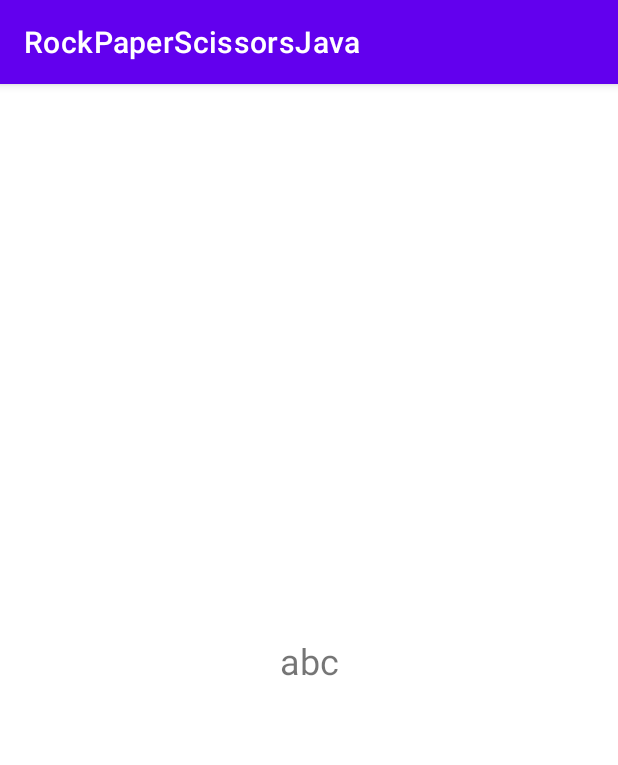
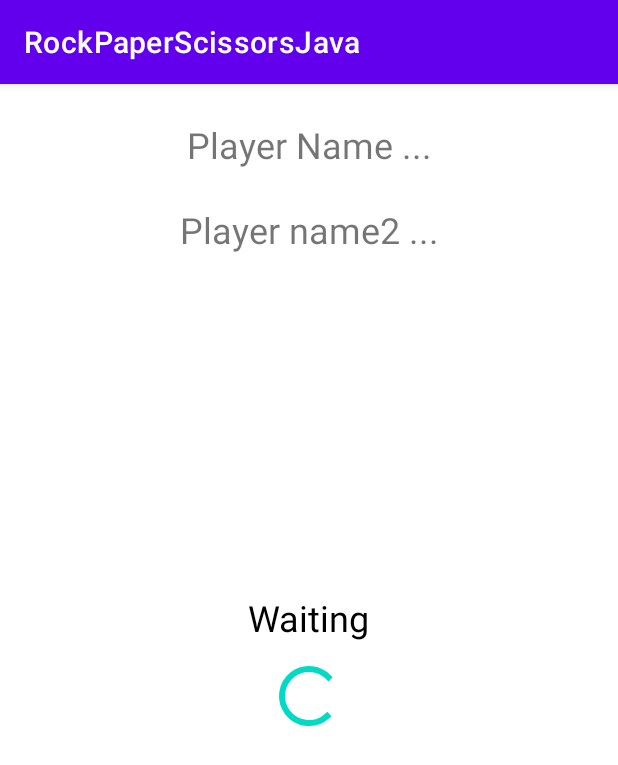
Before and after one commit to feras272/RockPaperScissorsJava, an Android app: the screen it shows after launch (MainActivity), on a phone screen of 412 x 824 dp. Shown: the top 765 px of the screen. Run offline under Robolectric (Android 15) with nearby library versions, the phone set to English and light mode, and no system bars.

Commit message:
adding layout to main activity

```diff
--- a/app/src/main/java/com/ferasdev/rockpaperscissorsjava/MainActivity.java
+++ b/app/src/main/java/com/ferasdev/rockpaperscissorsjava/MainActivity.java
@@ -11,6 +11,8 @@ public class MainActivity extends AppCompatActivity {
         super.onCreate(savedInstanceState);
         setContentView(R.layout.activity_main);
 
+
+
     }
 
 }
--- a/app/src/main/res/layout/activity_main.xml
+++ b/app/src/main/res/layout/activity_main.xml
@@ -7,13 +7,55 @@
     tools:context=".MainActivity">
 
     <TextView
+        android:id="@+id/tv_player_name1"
         android:layout_width="wrap_content"
         android:layout_height="wrap_content"
-        android:text="abc"
+        android:text="@string/player_name"
         android:textSize="24sp"
+        android:layout_marginTop="24dp"
+        android:layout_marginHorizontal="24dp"
+        app:layout_constraintEnd_toEndOf="parent"
         app:layout_constraintStart_toStartOf="parent"
-        app:layout_constraintTop_toTopOf="parent"
+        app:layout_constraintTop_toTopOf="parent" />
+
+    <TextView
+        android:id="@+id/tv_player_name2"
+        android:layout_width="wrap_content"
+        android:layout_height="wrap_content"
+        android:text="@string/player_name2"
+        android:textSize="24sp"
+        android:layout_marginTop="24dp"
+        android:layout_marginHorizontal="24dp"
         app:layout_constraintEnd_toEndOf="parent"
-        app:layout_constraintBottom_toBottomOf="parent"/>
+        app:layout_constraintStart_toStartOf="parent"
+        app:layout_constraintTop_toBottomOf="@+id/tv_player_name1" />
+
+    <androidx.constraintlayout.widget.Guideline
+        android:id="@+id/guideline_activity_main"
+        android:layout_width="wrap_content"
+        android:layout_height="wrap_content"
+        android:orientation="horizontal"
+        app:layout_constraintGuide_percent="0.5"/>
+
+    <TextView
+        android:id="@+id/tv_waiting"
+        android:layout_width="wrap_content"
+        android:layout_height="wrap_content"
+        app:layout_constraintStart_toStartOf="parent"
+        android:text="@string/waiting"
+        android:textSize="24sp"
+        android:textColor="@color/black"
+        android:layout_marginBottom="12dp"
+        app:layout_constraintBottom_toTopOf="@+id/guideline_activity_main"
+        app:layout_constraintEnd_toEndOf="parent"/>
+
+    <ProgressBar
+        android:id="@+id/progress_bar_main_activity"
+        android:layout_width="wrap_content"
+        android:layout_height="wrap_content"
+        app:layout_constraintStart_toStartOf="parent"
+        app:layout_constraintTop_toBottomOf="@+id/guideline_activity_main"
+        app:layout_constraintEnd_toEndOf="parent"
+        />
 
 </androidx.constraintlayout.widget.ConstraintLayout>
--- a/app/src/main/res/values/strings.xml
+++ b/app/src/main/res/values/strings.xml
@@ -1,3 +1,6 @@
 <resources>
     <string name="app_name">RockPaperScissorsJava</string>
+    <string name="player_name">Player Name ...</string>
+    <string name="player_name2">Player name2 ...</string>
+    <string name="waiting">Waiting</string>
 </resources>
```
